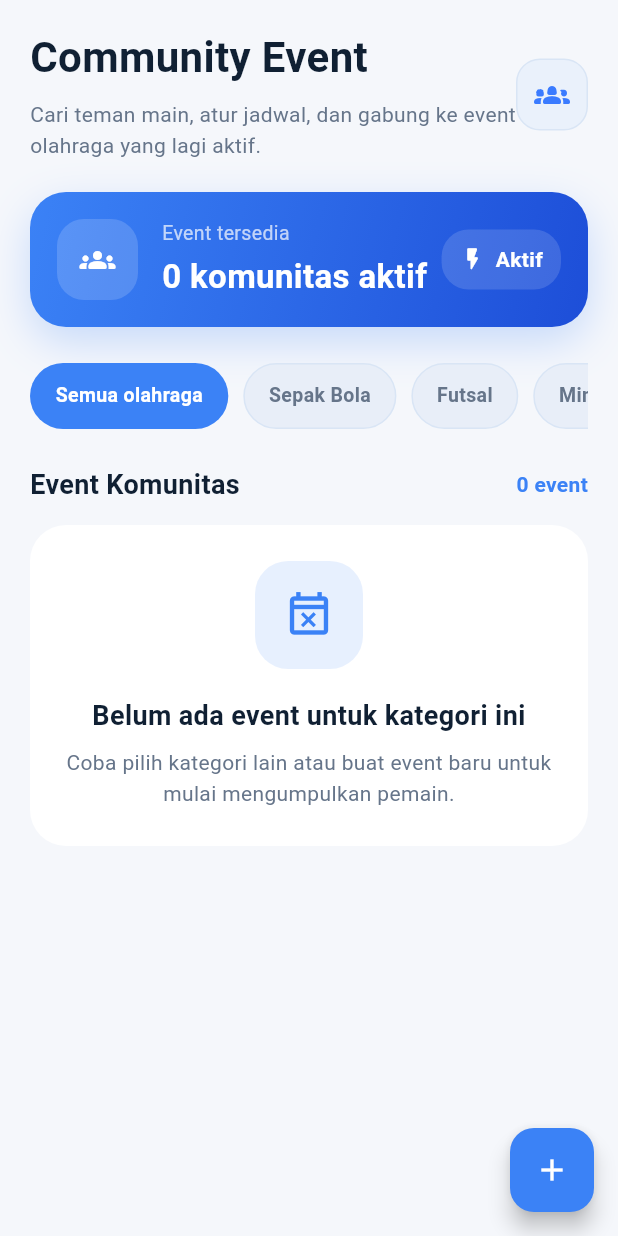
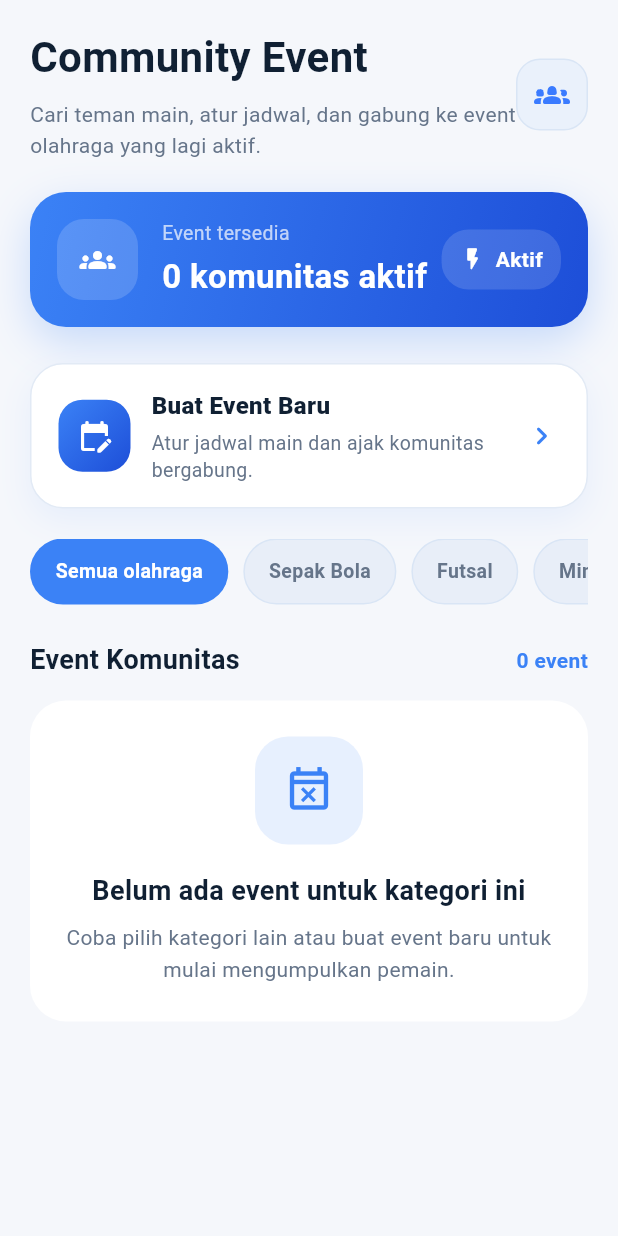
Before and after one commit to Wildanmalaki/myfieldapps, a Flutter app: the CommunityPage screen opened directly with empty values, on a phone screen of 412 x 824 dp. Run offline on Flutter 3.47's test engine with Material 3 defaults, Android fonts, the phone set to English and light mode, and no system bars; our stand-ins replace cloud_firestore, firebase_core, firebase_storage, flutter_local_notifications, image_cropper, image_picker; accounts and stored records are empty.

Commit message:
final v3

```diff
--- a/lib/views/community_page.dart
+++ b/lib/views/community_page.dart
@@ -134,6 +134,8 @@
           children: [
             _buildHeader(localSurfaceColor, localTextMuted, titleColor),
             const SizedBox(height: 24),
+            _buildCreateEventButton(localCardColor, titleColor, isDark),
+            const SizedBox(height: 20),
             _buildCategoryList(localSurfaceColor, localTextMuted),
             const SizedBox(height: 24),
             _buildSectionTitle(displayedEvents.length, titleColor),
@@ -154,10 +156,10 @@
           ],
         ),
       ),
-      floatingActionButton: FloatingActionButton(
-        heroTag: null,
-        backgroundColor: primaryBlue,
-        onPressed: () async {
+    );
+  }
+
+  Future<void> _openCreateEventPage() async {
     await Navigator.push(
       context,
       PageRouteBuilder(
@@ -184,8 +186,95 @@
       ),
     );
     await loadEvents();
-        },
-        child: const Icon(Icons.add, color: Colors.white),
+  }
+
+  Widget _buildCreateEventButton(
+    Color cardColorValue,
+    Color titleColor,
+    bool isDark,
+  ) {
+    return Container(
+      decoration: BoxDecoration(
+        color: cardColorValue,
+        borderRadius: BorderRadius.circular(22),
+        border: Border.all(
+          color: isDark
+              ? Colors.white.withValues(alpha: 0.05)
+              : const Color(0xFFE2EAF5),
+        ),
+        boxShadow: isDark
+            ? null
+            : [
+                BoxShadow(
+                  color: const Color(0xFF3B82F6).withValues(alpha: 0.08),
+                  blurRadius: 18,
+                  offset: const Offset(0, 8),
+                ),
+              ],
+      ),
+      child: Material(
+        color: Colors.transparent,
+        child: InkWell(
+          borderRadius: BorderRadius.circular(22),
+          onTap: _openCreateEventPage,
+          child: Padding(
+            padding: const EdgeInsets.symmetric(horizontal: 18, vertical: 16),
+            child: Row(
+              children: [
+                Container(
+                  width: 48,
+                  height: 48,
+                  decoration: BoxDecoration(
+                    gradient: LinearGradient(
+                      colors: [
+                        primaryBlue,
+                        const Color(0xFF1D4ED8),
+                      ],
+                      begin: Alignment.topLeft,
+                      end: Alignment.bottomRight,
+                    ),
+                    borderRadius: BorderRadius.circular(16),
+                  ),
+                  child: const Icon(
+                    Icons.edit_calendar_rounded,
+                    color: Colors.white,
+                  ),
+                ),
+                const SizedBox(width: 14),
+                Expanded(
+                  child: Column(
+                    crossAxisAlignment: CrossAxisAlignment.start,
+                    children: [
+                      Text(
+                        'Buat Event Baru',
+                        style: TextStyle(
+                          color: titleColor,
+                          fontSize: 16,
+                          fontWeight: FontWeight.w800,
+                        ),
+                      ),
+                      const SizedBox(height: 4),
+                      Text(
+                        'Atur jadwal main dan ajak komunitas bergabung.',
+                        style: TextStyle(
+                          color: isDark
+                              ? textMuted
+                              : const Color(0xFF66758A),
+                          fontSize: 13,
+                          height: 1.4,
+                        ),
+                      ),
+                    ],
+                  ),
+                ),
+                Icon(
+                  Icons.chevron_right_rounded,
+                  color: primaryBlue,
+                ),
+              ],
+            ),
+          ),
+        ),
       ),
     );
   }
```
Also changed, not shown: lib/views/home_page.dart (+34 -8 lines). Lines whose indentation alone changed are shown as unchanged.
